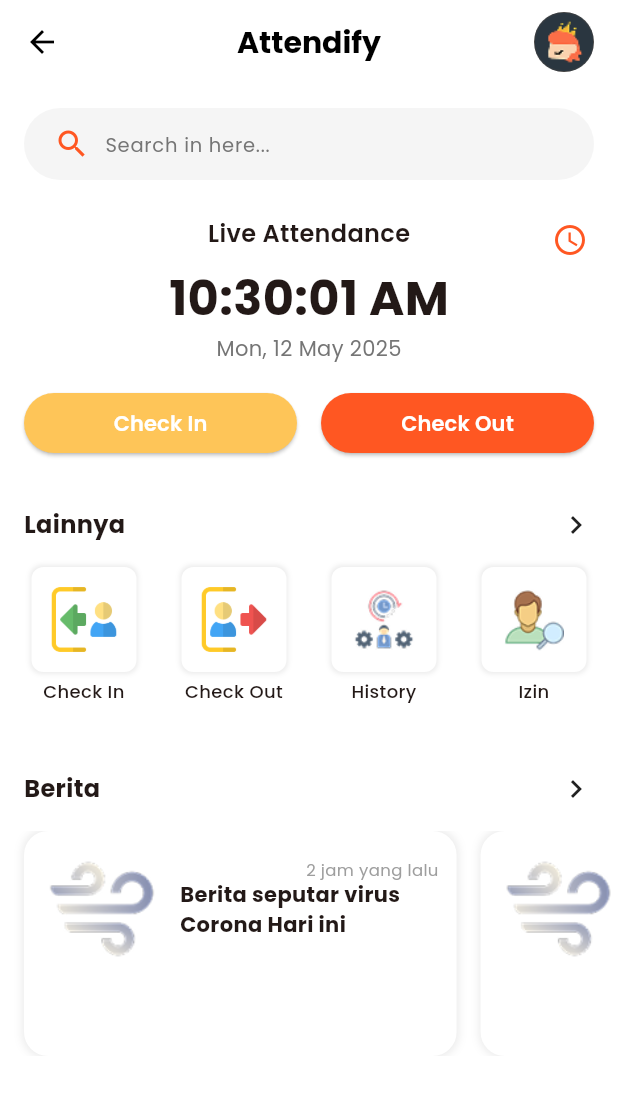
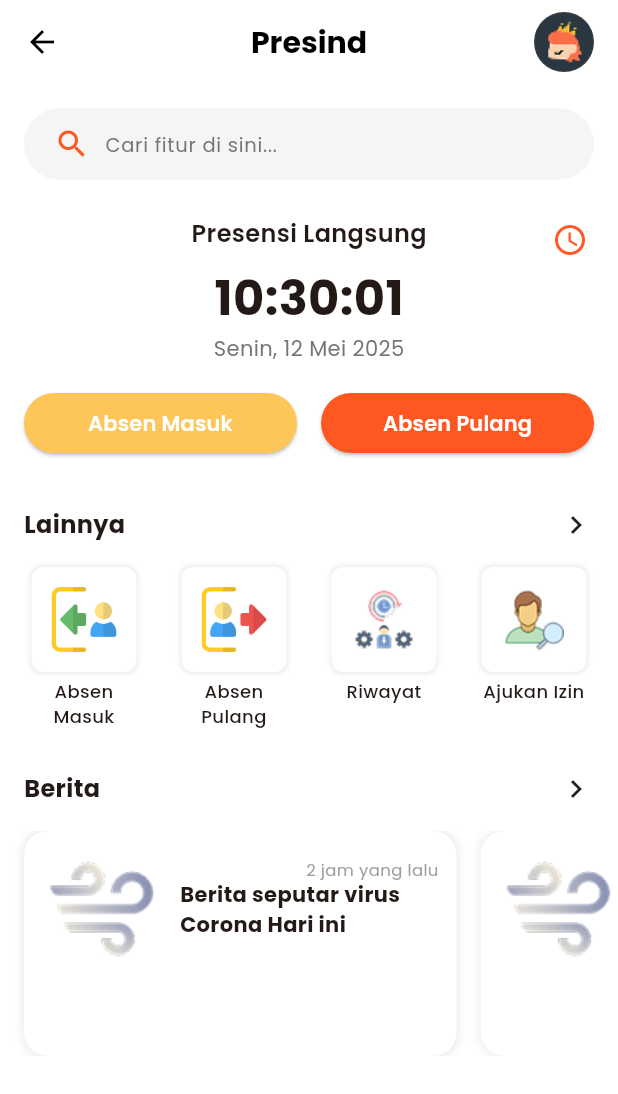
Before and after one commit to disrizka/attendify, a Flutter app: the HomeScreen screen opened directly, on a phone screen of 412 x 824 dp. Shown: the top 1094 px of the screen. Run offline on Flutter 3.47's test engine with Material 3 defaults, Android fonts, the phone set to English and light mode, and no system bars; our stand-ins replace geocoding, geolocator, google_maps_flutter, introduction_screen, shared_preferences; accounts and stored records are empty.

Commit message:
ganti presind

```diff
--- a/lib/api/endpoint.dart
+++ b/lib/api/endpoint.dart
@@ -1,3 +1,3 @@
 class Endpoint {
-  static const String baseUrlApi = 'https://absen.quidi.id';
+  static const String baseUrlApi = 'https://absen.scolla.id';
 }
--- a/lib/main.dart
+++ b/lib/main.dart
@@ -13,7 +13,7 @@ class MyApp extends StatelessWidget {
   @override
   Widget build(BuildContext context) {
     return MaterialApp(
-      title: 'Attendify',
+      title: 'Presind',
       theme: ThemeData(
         colorScheme: ColorScheme.fromSeed(seedColor: AppColor.primaryColor),
       ),
--- a/lib/pages/auth/screens/login/screens/login_screen.dart
+++ b/lib/pages/auth/screens/login/screens/login_screen.dart
@@ -58,7 +58,7 @@ class _LoginScreenState extends State<LoginScreen> {
         print("\u2705 User ID disimpan: \${response.data!.user!.id!}");
       }
 
-      _showElegantSnackBar(response.message ?? "Login berhasil.");
+      _showElegantSnackBar(response.message ?? "Masuk berhasil.");
 
       Navigator.pushReplacement(
         context,
@@ -113,7 +113,7 @@ class _LoginScreenState extends State<LoginScreen> {
                 crossAxisAlignment: CrossAxisAlignment.stretch,
                 children: [
                   Text(
-                    "Welcome back \nagain! Attendify \nto see you, Again!",
+                   "Asik! Kamu balik lagi.\nYuk, mulai harimu\nbareng Presind.",
                     textAlign: TextAlign.left,
                     style: PoppinsTextStyle.bold.copyWith(fontSize: 30),
                   ),
@@ -181,7 +181,7 @@ class _LoginScreenState extends State<LoginScreen> {
                         _isLoading
                             ? CircularProgressIndicator(color: Colors.white)
                             : Text(
-                              "Login",
+                              "Masuk",
                               style: PoppinsTextStyle.bold.copyWith(
                                 fontSize: 16,
                               ),
@@ -194,7 +194,7 @@ class _LoginScreenState extends State<LoginScreen> {
                       Padding(
                         padding: EdgeInsets.symmetric(horizontal: 10),
                         child: Text(
-                          "Or login with",
+                          "Atau masuk dengan",
                           style: PoppinsTextStyle.regular.copyWith(
                             color: Colors.grey[600],
                             fontSize: 13,
@@ -232,7 +232,7 @@ class _LoginScreenState extends State<LoginScreen> {
                     mainAxisAlignment: MainAxisAlignment.center,
                     children: [
                       Text(
-                        "Don't have an account? ",
+                        "Belum punya akun? ",
                         style: PoppinsTextStyle.regular.copyWith(
                           color: Colors.grey[600],
                           fontSize: 13,
@@ -246,7 +246,7 @@ class _LoginScreenState extends State<LoginScreen> {
                           );
                         },
                         child: Text(
-                          "Register here",
+                          "Daftar disini",
                           style: PoppinsTextStyle.bold.copyWith(
                             color: AppColor.tertiaryColor,
                             fontSize: 13,
--- a/lib/pages/auth/screens/welcome/screens/welcome_screen.dart
+++ b/lib/pages/auth/screens/welcome/screens/welcome_screen.dart
@@ -42,7 +42,7 @@ class WelcomeScreen extends StatelessWidget {
                         );
                       },
                       child: Text(
-                        "Register",
+                        "Daftar",
                         style: PoppinsTextStyle.bold.copyWith(fontSize: 16),
                       ),
                     ),
@@ -67,7 +67,7 @@ class WelcomeScreen extends StatelessWidget {
                         );
                       },
                       child: Text(
-                        "Login",
+                        "Masuk",
                         style: PoppinsTextStyle.bold.copyWith(fontSize: 16),
                       ),
                     ),
--- a/lib/pages/check-in/screens/checkin_screen.dart
+++ b/lib/pages/check-in/screens/checkin_screen.dart
@@ -73,6 +73,7 @@ class _CheckinScreenState extends State<CheckinScreen> {
   void _openLocationSettings() async {
     await _geolocatorPlatform.openLocationSettings();
   }
+
   Future<void> _handleCheckin() async {
     final userId = await PreferenceHandler.getId();
     final token = await PreferenceHandler.getToken();
@@ -112,7 +113,8 @@ PopupMenuButton<int> _createActions() {
         if (value == 1) _openAppSettings();
         if (value == 2) _openLocationSettings();
       },
-    itemBuilder: (context) => [
+      itemBuilder:
+          (context) => [
             const PopupMenuItem(value: 1, child: Text("Open App Settings")),
             if (Platform.isAndroid || Platform.isWindows)
               const PopupMenuItem(
@@ -131,10 +133,7 @@ void _showElegantSnackBar(String message) {
             const Icon(Icons.info_outline, color: Colors.white),
             const SizedBox(width: 10),
             Expanded(
-            child: Text(
-              message,
-              style: const TextStyle(color: Colors.white),
-            ),
+              child: Text(message, style: const TextStyle(color: Colors.white)),
             ),
           ],
         ),
@@ -242,7 +241,7 @@ void _showElegantSnackBar(String message) {
                         mainAxisSize: MainAxisSize.min,
                         children: [
                           Text(
-                            "Check In",
+                            "Absen Masuk",
                             style: PoppinsTextStyle.bold.copyWith(
                               fontSize: 20,
                               color: AppColor.primaryColor,
@@ -283,7 +282,7 @@ void _showElegantSnackBar(String message) {
                               ),
                               onPressed: _handleCheckin,
                               child: Text(
-                                "Go",
+                                "Mulai",
                                 style: PoppinsTextStyle.semiBold.copyWith(
                                   fontSize: 20,
                                   color: AppColor.backgroundColor,
--- a/lib/pages/check-out/screens/checkout_screen.dart
+++ b/lib/pages/check-out/screens/checkout_screen.dart
@@ -106,7 +106,6 @@ class _CheckoutScreenState extends State<CheckoutScreen> {
     }
   }
 
-
   PopupMenuButton _createActions() {
     return PopupMenuButton(
       elevation: 40,
@@ -134,10 +133,7 @@ void _showElegantSnackBar(String message) {
             const Icon(Icons.info_outline, color: Colors.white),
             const SizedBox(width: 10),
             Expanded(
-            child: Text(
-              message,
-              style: const TextStyle(color: Colors.white),
-            ),
+              child: Text(message, style: const TextStyle(color: Colors.white)),
             ),
           ],
         ),
@@ -149,6 +145,7 @@ void _showElegantSnackBar(String message) {
       ),
     );
   }
+
   @override
   Widget build(BuildContext context) {
     return Scaffold(
@@ -244,7 +241,7 @@ void _showElegantSnackBar(String message) {
                         mainAxisSize: MainAxisSize.min,
                         children: [
                           Text(
-                            "Check Out",
+                            "Absen Keluar",
                             style: PoppinsTextStyle.bold.copyWith(
                               fontSize: 20,
                               color: AppColor.primaryColor,
@@ -285,7 +282,7 @@ void _showElegantSnackBar(String message) {
                               ),
                               onPressed: _handleCheckout,
                               child: Text(
-                                "Go",
+                                "Mulai",
                                 style: PoppinsTextStyle.semiBold.copyWith(
                                   fontSize: 20,
                                   color: AppColor.backgroundColor,
--- a/lib/pages/history/screens/history_screen.dart
+++ b/lib/pages/history/screens/history_screen.dart
@@ -154,7 +154,7 @@ void _showElegantSnackBar(String message) {
         backgroundColor: Colors.white,
         elevation: 0,
         title: Text(
-          'History',
+          'Riwayat',
           style: PoppinsTextStyle.bold.copyWith(
             fontSize: 20,
             color: Colors.black,
@@ -220,7 +220,7 @@ void _showElegantSnackBar(String message) {
           _buildItemRow(
             icon: Icons.login,
             iconColor: Colors.green,
-            label: 'Check In',
+            label: 'Absen Masuk',
             time: _formatTime(item.checkIn),
             address: item.checkInAddress ?? "-",
             id: item.id,
@@ -229,7 +229,7 @@ void _showElegantSnackBar(String message) {
           _buildItemRow(
             icon: Icons.logout,
             iconColor: Colors.red,
-            label: 'Check Out',
+            label: 'Absen Keluar',
             time: _formatTime(item.checkOut),
             address: item.checkOutAddress ?? "-",
             id: item.id,
--- a/lib/pages/home/screens/home_screen.dart
+++ b/lib/pages/home/screens/home_screen.dart
@@ -31,10 +31,10 @@ class _HomeScreenState extends State<HomeScreen> {
     now = DateTime.now();
 
     features.addAll([
-      {'title': 'Check In', 'icon': AppImage.checkin, 'screen': const CheckinScreen()},
-      {'title': 'Check Out', 'icon': AppImage.checkout, 'screen': const CheckoutScreen()},
-      {'title': 'History', 'icon': AppImage.iconLemburin, 'screen': const HistoryScreen()},
-      {'title': 'Izin', 'icon': AppImage.iconIzin, 'screen': const IzinScreen()},
+      {'title': 'Absen Masuk', 'icon': AppImage.checkin, 'screen': const CheckinScreen()},
+      {'title': 'Absen Pulang', 'icon': AppImage.checkout, 'screen': const CheckoutScreen()},
+      {'title': 'Riwayat', 'icon': AppImage.iconLemburin, 'screen': const HistoryScreen()},
+      {'title': 'Ajukan Izin', 'icon': AppImage.iconIzin, 'screen': const IzinScreen()},
     ]);
 
     filteredFeatures = List.from(features);
@@ -67,8 +67,8 @@ class _HomeScreenState extends State<HomeScreen> {
 
   @override
   Widget build(BuildContext context) {
-    String formattedTime = DateFormat('hh:mm:ss a').format(now);
-    String formattedDate = DateFormat('E, dd MMMM yyyy').format(now);
+    String formattedTime = DateFormat('HH:mm:ss').format(now);
+    String formattedDate = DateFormat('EEEE, dd MMMM yyyy', 'id_ID').format(now);
 
     return Scaffold(
       backgroundColor: AppColor.backgroundColor,
@@ -76,7 +76,7 @@ class _HomeScreenState extends State<HomeScreen> {
         backgroundColor: AppColor.backgroundColor,
         elevation: 0,
         title: Text(
-          'Attendify',
+          'Presind',
           style: PoppinsTextStyle.bold.copyWith(fontSize: 20, color: Colors.black),
         ),
         centerTitle: true,
@@ -171,7 +171,7 @@ class _HomeScreenState extends State<HomeScreen> {
               controller: _searchController,
               onChanged: _filterFeatures,
               decoration: InputDecoration(
-                hintText: 'Search in here...',
+                hintText: 'Cari fitur di sini...',
                 hintStyle: PoppinsTextStyle.regular.copyWith(
                   color: Colors.grey[600],
                   fontSize: 13,
@@ -193,7 +193,7 @@ class _HomeScreenState extends State<HomeScreen> {
             Align(
               alignment: Alignment.center,
               child: Text(
-                'Live Attendance',
+                'Presensi Langsung',
                 style: PoppinsTextStyle.semiBold.copyWith(fontSize: 16),
               ),
             ),
@@ -242,7 +242,7 @@ class _HomeScreenState extends State<HomeScreen> {
                 borderRadius: BorderRadius.circular(24),
               ),
             ),
-            child: Text("Check In", style: PoppinsTextStyle.semiBold.copyWith(color: Colors.white)),
+            child: Text("Absen Masuk", style: PoppinsTextStyle.semiBold.copyWith(color: Colors.white)),
           ),
         ),
         const SizedBox(width: 16),
@@ -258,7 +258,7 @@ class _HomeScreenState extends State<HomeScreen> {
                 borderRadius: BorderRadius.circular(24),
               ),
             ),
-            child: Text("Check Out", style: PoppinsTextStyle.semiBold.copyWith(color: Colors.white)),
+            child: Text("Absen Pulang", style: PoppinsTextStyle.semiBold.copyWith(color: Colors.white)),
           ),
         ),
       ],
@@ -319,6 +319,7 @@ class _HomeScreenState extends State<HomeScreen> {
       {'title': 'Berita seputar sidang DPR Hari ini', 'time': '2 jam yang lalu'},
       {'title': 'Update terbaru kebijakan perusahaan', 'time': '3 jam yang lalu'},
       {'title': 'Perubahan jadwal kerja mulai bulan depan', 'time': '4 jam yang lalu'},
+      {'title': 'Tambahan berita penting hari ini', 'time': '4 jam yang lalu'},
     ];
 
     return SizedBox(
--- a/lib/pages/izin/screens/izin_screen.dart
+++ b/lib/pages/izin/screens/izin_screen.dart
@@ -296,7 +296,7 @@ class _IzinScreenState extends State<IzinScreen> {
         child: Row(
           mainAxisAlignment: MainAxisAlignment.center,
           children: [
-            const Icon(Icons.send_rounded),
+            const Icon(Icons.send_rounded, color: AppColor.backgroundColor,),
             const SizedBox(width: 10),
             Text(
               "Kirim Pengajuan",
--- a/lib/pages/setelan/main/settings_screen.dart
+++ b/lib/pages/setelan/main/settings_screen.dart
@@ -225,7 +225,7 @@ class _SettingsScreenState extends State<SettingsScreen> {
           onPressed: () => Navigator.pop(context),
         ),
         title: Text(
-          "Settings",
+          "Pengaturan",
           style: PoppinsTextStyle.bold.copyWith(
             fontSize: 20,
             color: Colors.black,
@@ -327,7 +327,7 @@ class _SettingsScreenState extends State<SettingsScreen> {
             _buildSection("Tentang Aplikasi", [
               _buildSettingItem(
                 icon: Icons.info_outline_rounded,
-                title: "Tentang Attendify",
+                title: "Tentang Presind",
                 onTap: () {
                   Navigator.push(
                     context,
@@ -371,7 +371,7 @@ class _SettingsScreenState extends State<SettingsScreen> {
               onPressed: () => _signOut(context),
               icon: Icon(Icons.logout, color: AppColor.backgroundColor),
               label: Text(
-                "Sign Out",
+                "Keluar",
                 style: PoppinsTextStyle.semiBold.copyWith(fontSize: 16),
               ),
             ),
--- a/lib/pages/setelan/screens/about_attendify_screen.dart
+++ b/lib/pages/setelan/screens/about_attendify_screen.dart
@@ -18,7 +18,7 @@ class AboutAttendifyScreen extends StatelessWidget {
           onPressed: () => Navigator.pop(context),
         ),
         title: Text(
-          "Tentang Attendify",
+          "Tentang Presind",
           style: PoppinsTextStyle.bold.copyWith(
             fontSize: 20,
             color: Colors.black,
@@ -31,7 +31,7 @@ class AboutAttendifyScreen extends StatelessWidget {
           crossAxisAlignment: CrossAxisAlignment.start,
           children: [
             Text(
-              "Selamat Datang di Attendify!",
+              "Selamat Datang \ndi Presind!",
               style: PoppinsTextStyle.bold.copyWith(
                 fontSize: 24,
                 color: Colors.black,
@@ -39,7 +39,7 @@ class AboutAttendifyScreen extends StatelessWidget {
             ),
             const SizedBox(height: 8),
             Text(
-              "Attendify adalah solusi modern untuk manajemen absensi yang cepat, akurat, dan aman. "
+              "Presind adalah solusi modern untuk manajemen absensi yang cepat, akurat, dan aman. "
               "Kami berkomitmen untuk memberikan pengalaman terbaik bagi pengguna dalam mencatat kehadiran, izin, dan laporan riwayat absensi.",
               style: PoppinsTextStyle.regular.copyWith(
                 fontSize: 14,
--- a/lib/pages/setelan/screens/app_version_screen.dart
+++ b/lib/pages/setelan/screens/app_version_screen.dart
@@ -40,7 +40,7 @@ class VersionScreen extends StatelessWidget {
                 ),
                 const SizedBox(height: 20),
                 Text(
-                  "Attendify",
+                  "Presind",
                   style: PoppinsTextStyle.bold.copyWith(fontSize: 22),
                 ),
                 const SizedBox(height: 8),
@@ -55,7 +55,7 @@ class VersionScreen extends StatelessWidget {
                 ),
                 const SizedBox(height: 20),
                 Text(
-                  "Terima kasih telah menggunakan Attendify untuk mencatat absensi Anda dengan lebih mudah dan aman.",
+                  "Terima kasih telah menggunakan Presind untuk mencatat absensi Anda dengan lebih mudah dan aman.",
                   textAlign: TextAlign.center,
                   style: PoppinsTextStyle.regular.copyWith(fontSize: 14, color: Colors.black87),
                 ),
--- a/lib/pages/setelan/screens/help_screen.dart
+++ b/lib/pages/setelan/screens/help_screen.dart
@@ -36,7 +36,7 @@ class HelpScreen extends StatelessWidget {
             ),
             const SizedBox(height: 8),
             Text(
-              "Kami siap membantu Anda menyelesaikan masalah atau memahami aplikasi Attendify lebih baik.",
+              "Kami siap membantu Anda menyelesaikan masalah atau memahami aplikasi Presind lebih baik.",
               style: PoppinsTextStyle.regular.copyWith(
                 fontSize: 14,
                 color: Colors.grey[700],
--- a/lib/pages/setelan/screens/privacy_policy_screen.dart
+++ b/lib/pages/setelan/screens/privacy_policy_screen.dart
@@ -31,7 +31,7 @@ class PrivacyPolicyScreen extends StatelessWidget {
           crossAxisAlignment: CrossAxisAlignment.start,
           children: [
             Text(
-              "Kebijakan Privasi Attendify",
+              "Kebijakan Privasi Presind",
               style: PoppinsTextStyle.bold.copyWith(
                 fontSize: 24,
                 color: Colors.black,
@@ -39,7 +39,7 @@ class PrivacyPolicyScreen extends StatelessWidget {
             ),
             const SizedBox(height: 8),
             Text(
-              "Kami menghargai privasi Anda. Halaman ini menjelaskan bagaimana kami mengelola dan melindungi informasi pribadi Anda di aplikasi Attendify.",
+              "Kami menghargai privasi Anda. Halaman ini menjelaskan bagaimana kami mengelola dan melindungi informasi pribadi Anda di aplikasi Presind.",
               style: PoppinsTextStyle.regular.copyWith(
                 fontSize: 14,
                 color: Colors.grey[700],
--- a/lib/pages/setelan/screens/privacy_security_screen.dart
+++ b/lib/pages/setelan/screens/privacy_security_screen.dart
@@ -19,7 +19,10 @@ class PrivacySecurityScreen extends StatelessWidget {
         ),
         title: Text(
           "Privasi & Keamanan",
-          style: PoppinsTextStyle.bold.copyWith(fontSize: 20, color: Colors.black),
+          style: PoppinsTextStyle.bold.copyWith(
+            fontSize: 20,
+            color: Colors.black,
+          ),
         ),
       ),
       body: SingleChildScrollView(
@@ -36,7 +39,7 @@ class PrivacySecurityScreen extends StatelessWidget {
             ),
             const SizedBox(height: 8),
             Text(
-              "Kami berkomitmen menjaga kerahasiaan dan keamanan data Anda saat menggunakan aplikasi Attendify.",
+              "Kami berkomitmen menjaga kerahasiaan dan keamanan data Anda saat menggunakan aplikasi Presind.",
               style: PoppinsTextStyle.regular.copyWith(
                 fontSize: 14,
                 color: Colors.grey[700],
@@ -45,7 +48,8 @@ class PrivacySecurityScreen extends StatelessWidget {
             const SizedBox(height: 24),
             _buildInfoCard(
               title: "Kebijakan Privasi",
-              description: "Kami menghargai privasi Anda. Data Anda disimpan dengan aman "
+              description:
+                  "Kami menghargai privasi Anda. Data Anda disimpan dengan aman "
                   "dan tidak akan dibagikan kepada pihak ketiga tanpa persetujuan Anda.",
               icon: Icons.privacy_tip_outlined,
               iconColor: Colors.blueAccent,
@@ -53,7 +57,8 @@ class PrivacySecurityScreen extends StatelessWidget {
             const SizedBox(height: 16),
             _buildInfoCard(
               title: "Keamanan Data",
-              description: "Semua data absensi dan informasi akun Anda dienkripsi dan hanya dapat diakses oleh Anda. "
+              description:
+                  "Semua data absensi dan informasi akun Anda dienkripsi dan hanya dapat diakses oleh Anda. "
                   "Kami menggunakan teknologi terbaru untuk melindungi sistem dari akses tidak sah.",
               icon: Icons.security_outlined,
               iconColor: Colors.green,
@@ -61,7 +66,8 @@ class PrivacySecurityScreen extends StatelessWidget {
             const SizedBox(height: 16),
             _buildInfoCard(
               title: "Kontrol Pengguna",
-              description: "Anda memiliki kendali penuh atas akun Anda. "
+              description:
+                  "Anda memiliki kendali penuh atas akun Anda. "
                   "Perbarui informasi atau hapus akun Anda kapan saja melalui pengaturan.",
               icon: Icons.manage_accounts_outlined,
               iconColor: Colors.orange,
--- a/lib/utils/constant/app_image.dart
+++ b/lib/utils/constant/app_image.dart
@@ -1,5 +1,5 @@
 class AppImage {
-  static const String logo = 'assets/images/attendify.png';
+  static const String logo = 'assets/images/presind.png';
   static const String facebook = 'assets/images/Facebook.png';
   static const String google = 'assets/images/google.png';
   static const String apple = 'assets/images/Apple.png';
```
Also changed, not shown: lib/pages/auth/screens/register/screen/register_screen.dart (+14 -16 lines), assets/images/attendify.png (deleted), assets/images/presind.png (added), 1 other file. Lines whose indentation alone changed are shown as unchanged.
